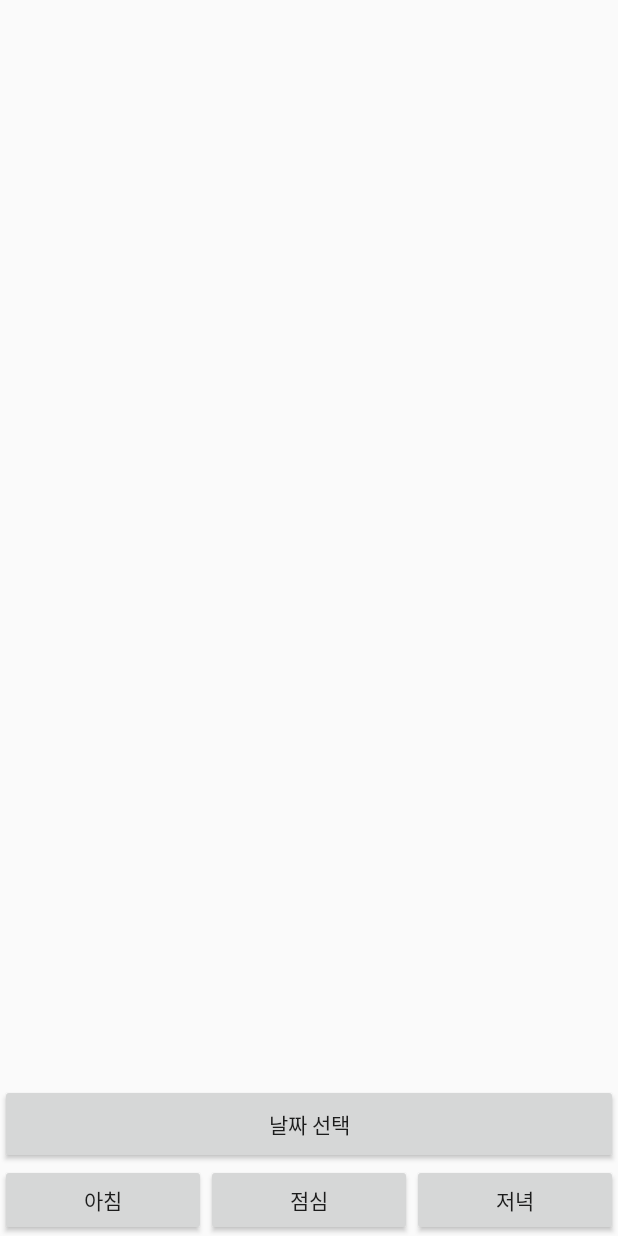
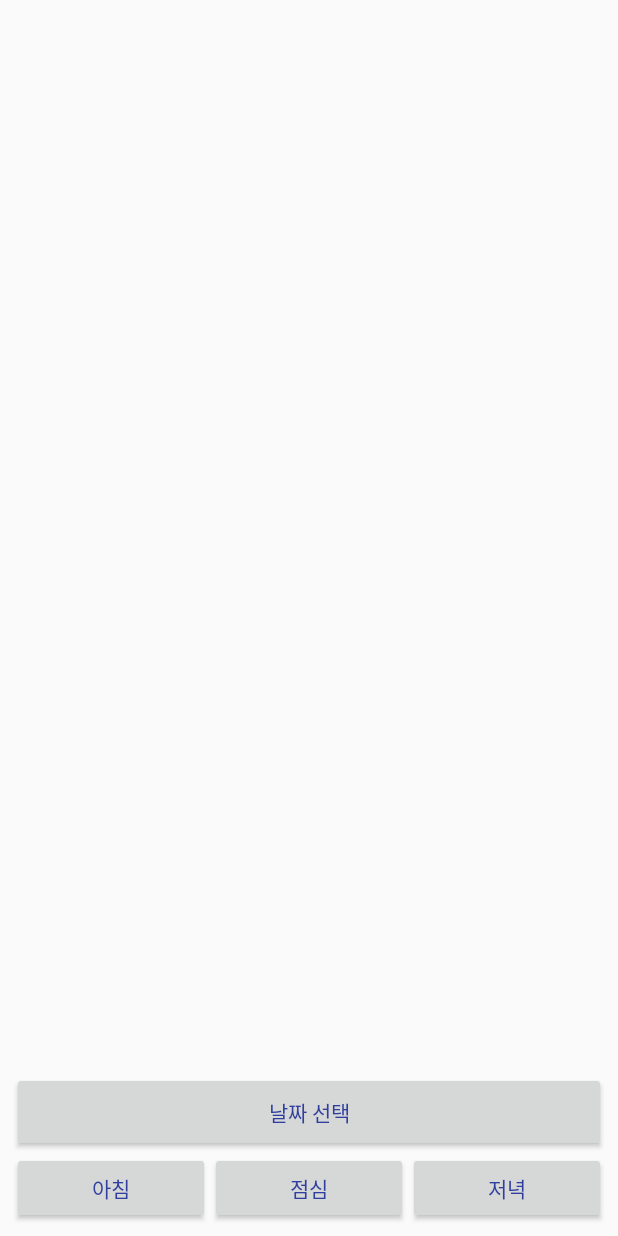
Before and after one commit to unggyu/flow-app, an Android app: the layout fragment_meal.xml on its own in the app's theme, with its tools: preview values and no code run, on a phone screen of 412 x 824 dp. Run offline under Robolectric (Android 15) with nearby library versions, the phone set to English and light mode, and no system bars.

Commit message:
외출/외박 버그 수정

```diff
--- a/app/src/main/java/kr/hs/dgsw/flow/data/realm/out/OutHelper.java
+++ b/app/src/main/java/kr/hs/dgsw/flow/data/realm/out/OutHelper.java
@@ -8,6 +8,7 @@ import io.realm.RealmResults;
 import kr.hs.dgsw.flow.data.realm.RealmHelper;
 import kr.hs.dgsw.flow.data.realm.out.model.Out;
 import kr.hs.dgsw.flow.data.realm.user.model.User;
+import kr.hs.dgsw.flow.view.out.model.Enum.OutType;
 
 public class OutHelper extends RealmHelper {
     public OutHelper(Context context) {
@@ -54,10 +55,11 @@ public class OutHelper extends RealmHelper {
         });
     }
 
-    public void updateOutStatusByServerIdx(int serverIdx, int status) {
+    public void updateOutStatus(OutType outType, int serverIdx, int status) {
         getRealm().executeTransaction(realm -> {
             Out out = getRealm()
                     .where(Out.class)
+                    .equalTo("outType", outType == OutType.SHORT ? 0 : 1)
                     .equalTo("serverIdx", serverIdx)
                     .findFirst();
             out.setStatus(status);
--- a/app/src/main/java/kr/hs/dgsw/flow/util/fcm/FlowMessagingService.java
+++ b/app/src/main/java/kr/hs/dgsw/flow/util/fcm/FlowMessagingService.java
@@ -32,6 +32,7 @@ public class FlowMessagingService extends FirebaseMessagingService {
         RemoteMessage.Notification notification = remoteMessage.getNotification();
         Map<String, String> data = remoteMessage.getData();
         if (notification != null && data != null && !data.isEmpty()) {
+
             sendNotification(notification.getTitle(), notification.getBody(), data);
         }
     }
@@ -42,6 +43,11 @@ public class FlowMessagingService extends FirebaseMessagingService {
         if (type.equals("go_out") || type.equals("sleep_out")) {
             // 외출/외박인 경우 외출/외박 액티비티로 이동
             intent = new Intent(Foreground.get().getNowActivity(), TicketActivity.class);
+
+            Intent realmIntent = new Intent(this, OutRealmService.class);
+            realmIntent.putExtra("type", type);
+            realmIntent.putExtra("serverIdx", Integer.parseInt(data.get("idx")));
+            startService(realmIntent);
         } else if (type.equals("notice")) {
             // MainActivity에있는 공지 Fragment로 이동
             intent = new Intent(Foreground.get().getNowActivity(), MainActivity.class);
--- a/app/src/main/java/kr/hs/dgsw/flow/view/out/OutFragment.java
+++ b/app/src/main/java/kr/hs/dgsw/flow/view/out/OutFragment.java
@@ -36,8 +36,6 @@ public class OutFragment extends Fragment implements IOutContract.View {
     private OnFragmentInteractionListener mListener;
 
     private IOutContract.Presenter mPresenter;
-
-    private NotificationManager mNotificationManager;
 
     @BindView(R.id.out_radio_group)
     public RadioGroup mRadioGroup;
--- a/app/src/main/java/kr/hs/dgsw/flow/view/out/presenter/IOutContract.java
+++ b/app/src/main/java/kr/hs/dgsw/flow/view/out/presenter/IOutContract.java
@@ -3,6 +3,7 @@ package kr.hs.dgsw.flow.view.out.presenter;
 import kr.hs.dgsw.flow.base.BasePresenter;
 import kr.hs.dgsw.flow.base.BaseView;
 import kr.hs.dgsw.flow.view.out.model.Enum.OutType;
+import kr.hs.dgsw.flow.view.out.model.body.ResponseOut;
 
 public interface IOutContract {
     interface View extends BaseView {
@@ -36,5 +37,6 @@ public interface IOutContract {
         void validReason(String reason);
 
         void applyOut();
+        void onSuccess(ResponseOut out, OutType outType);
     }
 }
--- a/app/src/main/java/kr/hs/dgsw/flow/view/ticket/TicketActivity.java
+++ b/app/src/main/java/kr/hs/dgsw/flow/view/ticket/TicketActivity.java
@@ -70,6 +70,8 @@ public class TicketActivity extends AppCompatActivity {
         // 기록이 없다면 없다고 표시
         if (mTicketAdapter.getItemCount() <= 0) {
             showNoneOut(true);
+        } else {
+            showNoneOut(false);
         }
     }
 
--- a/app/src/main/res/layout/fragment_meal.xml
+++ b/app/src/main/res/layout/fragment_meal.xml
@@ -4,6 +4,7 @@
     xmlns:tools="http://schemas.android.com/tools"
     android:layout_width="match_parent"
     android:layout_height="match_parent"
+    android:padding="8dp"
     tools:context=".view.meal.MealFragment">
 
     <ProgressBar
@@ -18,7 +19,6 @@
         android:id="@+id/meal_main_layout"
         android:layout_width="match_parent"
         android:layout_height="match_parent"
-        android:layout_marginTop="8dp"
         android:weightSum="1"
         android:orientation="vertical">
 
@@ -48,7 +48,8 @@
                 android:id="@+id/meal_date_pick_button"
                 android:layout_width="match_parent"
                 android:layout_height="53dp"
-                android:text="@string/select_date"/>
+                android:text="@string/select_date"
+                android:textColor="@color/colorPrimaryDark" />
 
             <LinearLayout
                 android:id="@+id/meal_type_buttons_layout"
@@ -62,6 +63,7 @@
                     android:layout_height="wrap_content"
                     android:layout_weight="1"
                     android:text="@string/breakfast"
+                    android:textColor="@color/colorPrimaryDark"
                     app:mealType="BREAKFAST" />
 
                 <kr.hs.dgsw.flow.view.meal.custom.MealButton
@@ -70,6 +72,7 @@
                     android:layout_height="wrap_content"
                     android:layout_weight="1"
                     android:text="@string/lunch"
+                    android:textColor="@color/colorPrimaryDark"
                     app:mealType="LUNCH" />
 
                 <kr.hs.dgsw.flow.view.meal.custom.MealButton
@@ -78,6 +81,7 @@
                     android:layout_height="wrap_content"
                     android:layout_weight="1"
                     android:text="@string/dinner"
+                    android:textColor="@color/colorPrimaryDark"
                     app:mealType="DINNER" />
             </LinearLayout>
         </LinearLayout>
```
Also changed, not shown: app/src/main/java/kr/hs/dgsw/flow/util/service/OutRealmService.java (+5 -2 lines), app/src/main/java/kr/hs/dgsw/flow/view/main/MainActivity.java (+21 -9 lines), app/src/main/java/kr/hs/dgsw/flow/view/out/presenter/OutPresenterImpl.java (+17 -10 lines).
